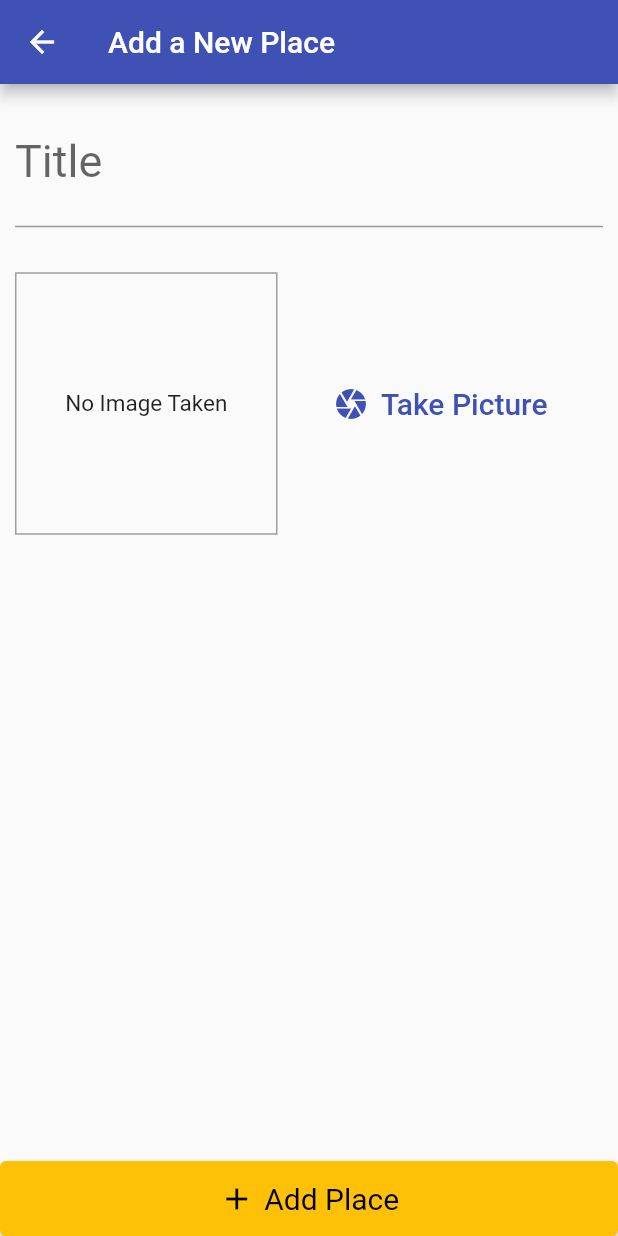
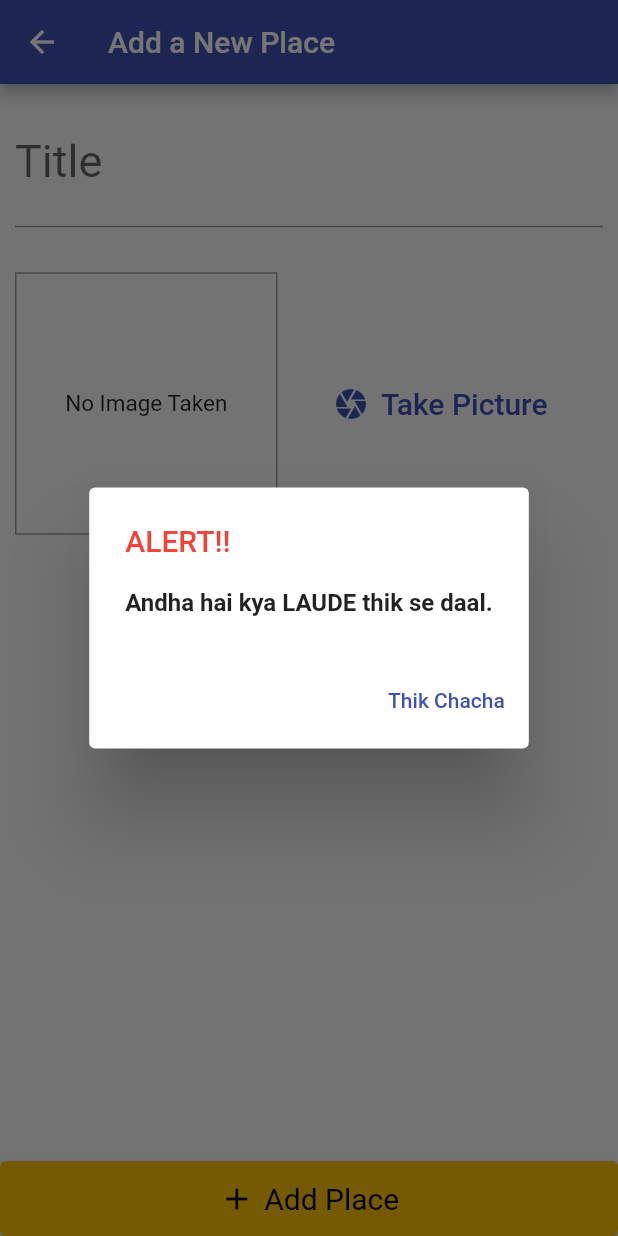
Before and after one commit to STORMPEGASUS/PLACE-APP, a Flutter app: the AddPlaceScreen screen opened by its route, after a tap on "Add Place", on a phone screen of 412 x 824 dp. Run offline on Flutter 3.47's test engine with Material 2 defaults, Android fonts, the phone set to English and light mode, and no system bars; our stand-ins replace image_picker.

```diff
--- a/lib/SCREENS/add_places.dart
+++ b/lib/SCREENS/add_places.dart
@@ -1,5 +1,9 @@
+import 'dart:io';
+
 import 'package:flutter/material.dart';
+import 'package:flutter_complete_guide/PROVIDER/great_paces.dart';
 import 'package:flutter_complete_guide/WIDGET/add_image.dart';
+import 'package:provider/provider.dart';
 
 class AddPlaceScreen extends StatefulWidget {
   static const routename = '/Add-Place';
@@ -10,6 +14,46 @@ class AddPlaceScreen extends StatefulWidget {
 
 class _AddPlaceScreenState extends State<AddPlaceScreen> {
   final _titlecontroller = TextEditingController();
+  File _pickedImage;
+
+  void _selectImage(File pickedImage) {
+    _pickedImage = pickedImage;
+  }
+
+  void _savedPlace() {
+    if (_titlecontroller.text.isEmpty || _pickedImage == null) {
+      showDialog(
+          context: context,
+          builder: (context) {
+            return Container(
+              child: AlertDialog(
+                title: Text(
+                  'ALERT!!',
+                  style: TextStyle(
+                    color: Colors.red,
+                  ),
+                ),
+                content: Text(
+                  'Andha hai kya LAUDE thik se daal.',
+                  style: TextStyle(fontWeight: FontWeight.bold),
+                ),
+                actions: <Widget>[
+                  TextButton(
+                      onPressed: () {
+                        Navigator.pop(context);
+                      },
+                      child: Text('Thik Chacha'))
+                ],
+              ),
+            );
+          });
+      return;
+    }
+
+    Provider.of<GreatPlaces >(context,listen: false)
+        .addPlace(_titlecontroller.text, _pickedImage);
+    Navigator.of(context).pop();
+  }
 
   @override
   Widget build(BuildContext context) {
@@ -27,15 +71,16 @@ class _AddPlaceScreenState extends State<AddPlaceScreen> {
                 child: Column(
                   children: <Widget>[
                     TextField(
-                      decoration: InputDecoration(labelText: 'Title',),
+                      decoration: InputDecoration(
+                        labelText: 'Title',
+                      ),
                       style: TextStyle(fontSize: 30),
                       controller: _titlecontroller,
                     ),
                     SizedBox(
                       height: 30,
                     ),
-
-                    ImageInput(),
+                    ImageInput(_selectImage),
                   ],
                 ),
               ),
@@ -49,7 +94,7 @@ class _AddPlaceScreenState extends State<AddPlaceScreen> {
               foregroundColor: Colors.black,
               textStyle: TextStyle(fontSize: 20),
             ),
-            onPressed: () {},
+            onPressed: _savedPlace,
             icon: Icon(Icons.add),
             label: Text('Add Place'),
           )
--- a/pubspec.yaml
+++ b/pubspec.yaml
@@ -24,7 +24,9 @@ dependencies:
   flutter:
     sdk: flutter
   provider: ^6.0.4
+  path_provider: ^2.0.11
   image_picker: ^0.8.6
+  path: ^1.8.2
   # The following adds the Cupertino Icons font to your application.
   # Use with the CupertinoIcons class for iOS style icons.
   cupertino_icons: ^1.0.2
```
Also changed, not shown: lib/PROVIDER/great_paces.dart (+12 -0 lines), lib/SCREENS/places_list.dart (+22 -1 lines), lib/WIDGET/add_image.dart (+15 -1 lines), pubspec.lock, 1 other file.
